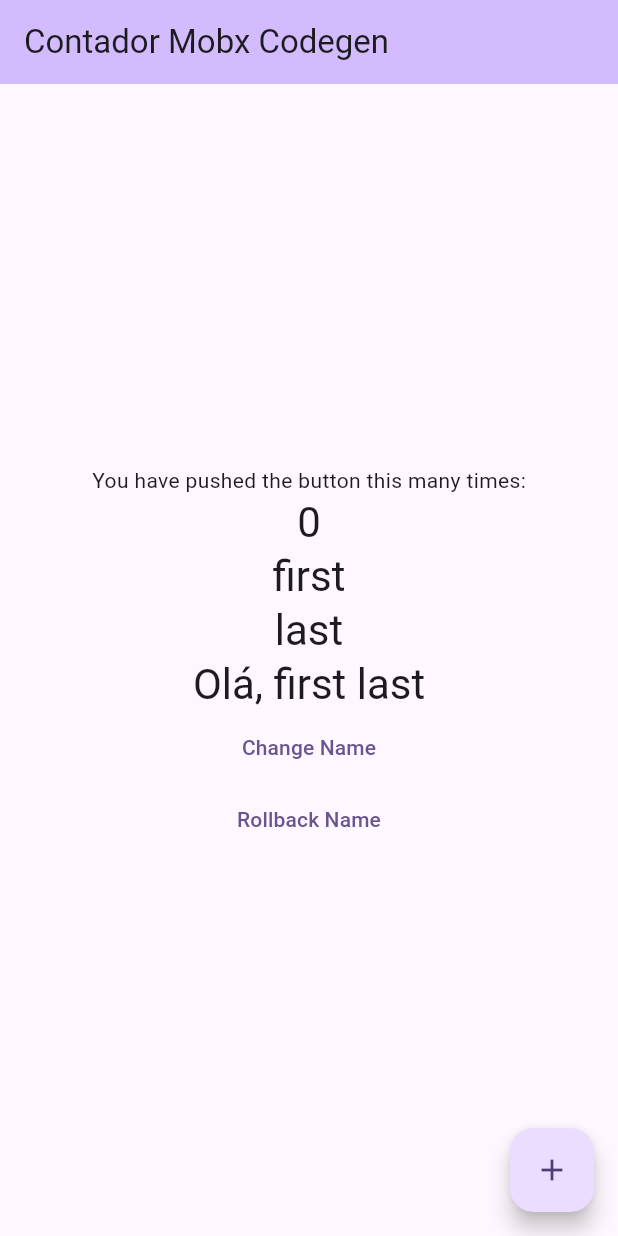
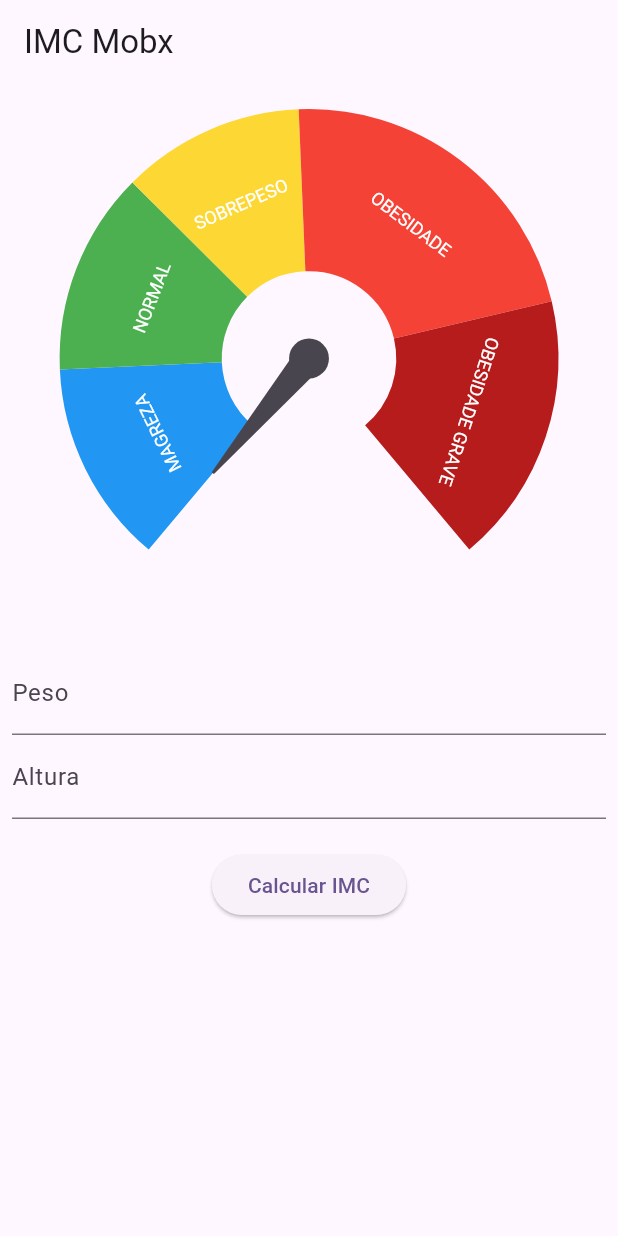
Before and after one commit to yurilima7/mobx_imc, a Flutter app: the screen it shows after launch, on a phone screen of 412 x 824 dp. Run offline on Flutter 3.47's test engine with Material 3 defaults, Android fonts, the phone set to English and light mode, and no system bars; drawn by our look-alikes of syncfusion_flutter_gauges; our stand-ins replace currency_text_input_formatter, flutter_mobx, mobx; generated files the repository leaves out were written again.

Commit message:
fix: IMC Mobx

```diff
--- /dev/null
+++ b/lib/imc/imc_controller.dart
@@ -0,0 +1,36 @@
+import 'dart:math';
+
+import 'package:mobx/mobx.dart';
+part 'imc_controller.g.dart';
+
+class ImcController = ImcControllerBase with _$ImcController;
+
+abstract class ImcControllerBase with Store {
+  @observable
+  double imc = 0.0;
+
+  @observable
+  String? error;
+
+  @computed
+  bool get hasError => error != null;
+
+  @action
+  Future<void> calcularIMC({
+    required double peso,
+    required double altura,
+  }) async {
+    try {
+      imc = 0;
+      error = null;
+      await Future.delayed(const Duration(seconds: 1));
+      imc = peso / pow(altura, 2);
+
+      if (imc > 30) {
+        throw Exception();
+      }
+    } catch (e) {
+      error = 'Erro ao calcular imc';
+    }
+  }
+}
--- /dev/null
+++ b/lib/imc/imc_page.dart
@@ -0,0 +1,143 @@
+import 'package:currency_text_input_formatter/currency_text_input_formatter.dart';
+import 'package:flutter/material.dart';
+import 'package:flutter_mobx/flutter_mobx.dart';
+import 'package:intl/intl.dart';
+import 'package:mobx/mobx.dart';
+import 'package:mobx_imc/imc/imc_controller.dart';
+import 'package:mobx_imc/widgets/imc_gauge.dart';
+
+class ImcPage extends StatefulWidget {
+  const ImcPage({super.key});
+
+  @override
+  State<ImcPage> createState() => _ImcPageState();
+}
+
+class _ImcPageState extends State<ImcPage> {
+  final pesoEC = TextEditingController();
+  final alturaEC = TextEditingController();
+  final formKey = GlobalKey<FormState>();
+  final controller = ImcController();
+  final reactionDisposer = <ReactionDisposer>[];
+
+  @override
+  void initState() {
+    super.initState();
+    final reactionError = reaction<bool>((_) => controller.hasError, (hasError) {
+      if (hasError) {
+        ScaffoldMessenger.of(context).showSnackBar(
+          SnackBar(content: Text(controller.error ?? 'Error')),
+        );
+      }
+    });
+
+    reactionDisposer.add(reactionError);
+  }
+
+  @override
+  void dispose() {
+    super.dispose();
+    pesoEC.dispose();
+    alturaEC.dispose();
+    for (var disposer in reactionDisposer) {
+      disposer;
+    }
+  }
+
+  @override
+  Widget build(BuildContext context) {
+    return Scaffold(
+      appBar: AppBar(
+        title: const Text('IMC Mobx'),
+      ),
+
+      body: SingleChildScrollView(
+        child: Form(
+          key: formKey,
+          child: Padding(
+            padding: const EdgeInsets.all(8.0),
+
+            child: Column(
+              children: [
+                Observer(
+                  builder: (_) => ImcGauge(imc: controller.imc),
+                ),
+
+                const SizedBox(
+                  height: 20,
+                ),
+
+                TextFormField(
+                  controller: pesoEC,
+                  keyboardType: TextInputType.number,
+                  decoration: const InputDecoration(labelText: 'Peso'),
+
+                  inputFormatters: [
+                    CurrencyTextInputFormatter(
+                      locale: 'pt_BR',
+                      symbol: '',
+                      decimalDigits: 2,
+                      turnOffGrouping: true,
+                    )
+                  ],
+
+                  validator: (String? value) {
+                    if (value == null || value.isEmpty) {
+                      return 'Peso obrigatório';
+                    }
+                    return null;
+                  },
+                ),
+
+                TextFormField(
+                  controller: alturaEC,
+                  keyboardType: TextInputType.number,
+                  decoration: const InputDecoration(labelText: 'Altura'),
+
+                  inputFormatters: [
+                    CurrencyTextInputFormatter(
+                      locale: 'pt_BR',
+                      symbol: '',
+                      decimalDigits: 2,
+                      turnOffGrouping: true,
+                    ),
+                  ],
+
+                  validator: (String? value) {
+                    if (value == null || value.isEmpty) {
+                      return 'Altura obrigatório';
+                    }
+                    return null;
+                  },
+                ),
+
+                const SizedBox(
+                  height: 20,
+                ),
+
+                ElevatedButton(
+                  onPressed: () {
+                    var formValid = formKey.currentState?.validate() ?? false;
+
+                    if (formValid) {
+                      var formater = NumberFormat.simpleCurrency(
+                        locale: 'pt_BR',
+                        decimalDigits: 2,
+                      );
+                      double peso = formater.parse(pesoEC.text) as double;
+                      double altura = formater.parse(alturaEC.text) as double;
+
+                      controller.calcularIMC(peso: peso, altura: altura);
+                    }
+                  },
+
+                  child: const Text('Calcular IMC'),
+                ),
+              ],
+            ),
+          ),
+        ),
+      ),
+    );
+  }
+}
--- a/lib/main.dart
+++ b/lib/main.dart
@@ -1,6 +1,7 @@
 import 'package:flutter/material.dart';
 // import 'package:mobx_imc/contador/contador_page.dart';
-import 'package:mobx_imc/contador_codegen/contador_codegen_page.dart';
+// import 'package:mobx_imc/contador_codegen/contador_codegen_page.dart';
+import 'package:mobx_imc/imc/imc_page.dart';
 
 void main() {
   runApp(const MyApp());
@@ -17,7 +18,8 @@ class MyApp extends StatelessWidget {
         colorScheme: ColorScheme.fromSeed(seedColor: Colors.deepPurple),
         useMaterial3: true,
       ),
-      home: const ContadorCodegenPage(),
+
+      home: const ImcPage(),
     );
   }
 }
--- /dev/null
+++ b/lib/widgets/imc_gauge.dart
@@ -0,0 +1,61 @@
+import 'package:flutter/material.dart';
+import 'package:mobx_imc/widgets/imc_gauge_range.dart';
+import 'package:syncfusion_flutter_gauges/gauges.dart';
+
+class ImcGauge extends StatelessWidget {
+  final double imc;
+  const ImcGauge({super.key, required this.imc});
+
+  @override
+  Widget build(BuildContext context) {
+    return SfRadialGauge(
+      axes: [
+        RadialAxis(
+          showLabels: false,
+          showAxisLine: false,
+          showTicks: false,
+          minimum: 12.5,
+          maximum: 47.9,
+          ranges: [
+            ImcGaugeRange(
+              color: Colors.blue,
+              start: 12.5,
+              end: 18.5,
+              label: 'MAGREZA',
+            ),
+            ImcGaugeRange(
+              color: Colors.green,
+              start: 18.5,
+              end: 24.5,
+              label: 'NORMAL',
+            ),
+            ImcGaugeRange(
+              color: Colors.yellow[600]!,
+              start: 24.5,
+              end: 29.9,
+              label: 'SOBREPESO',
+            ),
+            ImcGaugeRange(
+              color: Colors.red[500]!,
+              start: 29.9,
+              end: 39.9,
+              label: 'OBESIDADE',
+            ),
+            ImcGaugeRange(
+              color: Colors.red[900]!,
+              start: 39.9,
+              end: 47.9,
+              label: 'OBESIDADE GRAVE',
+            ),
+          ],
+          pointers: [
+            NeedlePointer(
+              value: imc,
+              enableAnimation: true,
+            )
+          ],
+        ),
+      ],
+    );
+  }
+}
--- /dev/null
+++ b/lib/widgets/imc_gauge_range.dart
@@ -0,0 +1,24 @@
+import 'package:flutter/material.dart';
+import 'package:syncfusion_flutter_gauges/gauges.dart';
+
+class ImcGaugeRange extends GaugeRange {
+  ImcGaugeRange({
+    super.key,
+    required Color color,
+    required double start,
+    required double end,
+    required String label,
+  }) : super(
+    startValue: start,
+    endValue: end,
+    color: color,
+    label: label,
+    sizeUnit: GaugeSizeUnit.factor,
+            labelStyle: const GaugeTextStyle(
+              fontFamily: 'Times',
+              fontSize: 12,
+            ),
+    startWidth: 0.65,
+    endWidth: 0.65
+  );
+}
--- a/pubspec.yaml
+++ b/pubspec.yaml
@@ -38,6 +38,9 @@ dependencies:
   cupertino_icons: ^1.0.2
   mobx: ^2.3.0+1
   flutter_mobx: ^2.2.0+2
+  currency_text_input_formatter: ^2.1.13
+  intl: ^0.19.0
+  syncfusion_flutter_gauges: ^24.2.5
 
 dev_dependencies:
   flutter_test:
```
Also changed, not shown: lib/imc/imc_controller.g.dart (added), pubspec.lock.
